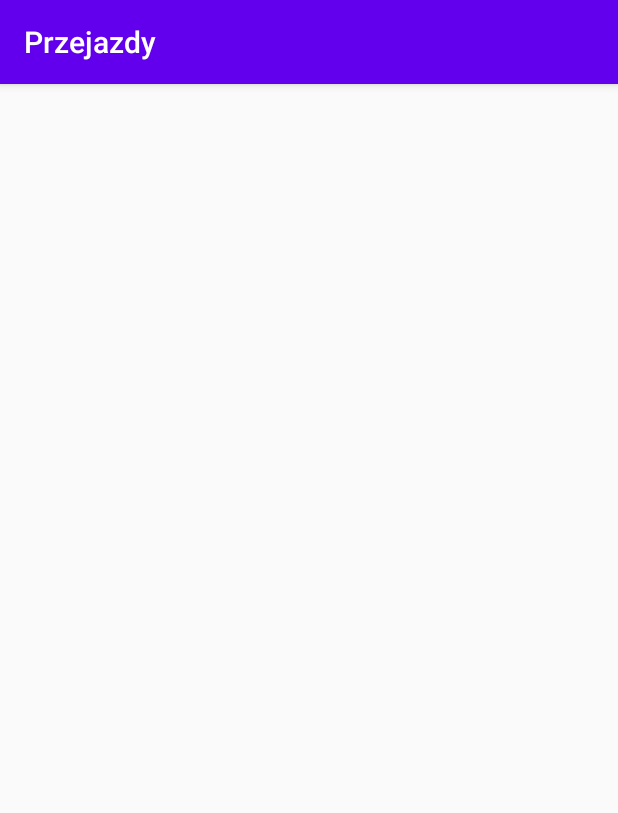
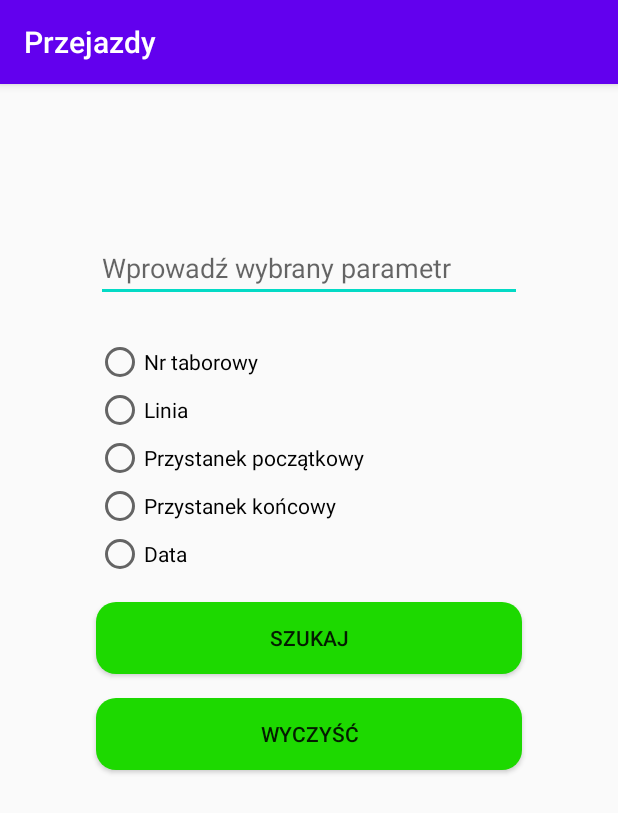
Before and after one commit to Kamilos15ppp/Przejazdy, an Android app: the fragment Search shown on its own in the app's theme, on a phone screen of 412 x 824 dp. Shown: the top 813 px of the screen. Run offline under Robolectric (Android 15) with nearby library versions, the phone set to English and light mode, and no system bars; libraries missing offline, so code that uses them is left out: com.parse, com.shashank.sony.

Commit message:
Added search fragment functionality

```diff
--- a/app/src/main/java/com/example/przejazdy/Search.java
+++ b/app/src/main/java/com/example/przejazdy/Search.java
@@ -1,64 +1,183 @@
 package com.example.przejazdy;
 
+import android.annotation.SuppressLint;
+import android.content.Context;
 import android.os.Bundle;
 import android.view.LayoutInflater;
 import android.view.View;
 import android.view.ViewGroup;
+import android.widget.ArrayAdapter;
+import android.widget.Button;
+import android.widget.EditText;
+import android.widget.ListView;
+import android.widget.RadioButton;
+import android.widget.RadioGroup;
+import android.widget.Toast;
 
 import androidx.fragment.app.Fragment;
 
-/**
- * A simple {@link Fragment} subclass.
- * Use the {@link Search#newInstance} factory method to
- * create an instance of this fragment.
- */
-public class Search extends Fragment {
+import com.parse.FindCallback;
+import com.parse.ParseException;
+import com.parse.ParseObject;
+import com.parse.ParseQuery;
+import com.parse.ParseUser;
+import com.shashank.sony.fancytoastlib.FancyToast;
 
-    // TODO: Rename parameter arguments, choose names that match
-    // the fragment initialization parameters, e.g. ARG_ITEM_NUMBER
-    private static final String ARG_PARAM1 = "param1";
-    private static final String ARG_PARAM2 = "param2";
+import java.util.ArrayList;
+import java.util.List;
 
-    // TODO: Rename and change types of parameters
-    private String mParam1;
-    private String mParam2;
+public class Search extends Fragment implements View.OnClickListener{
+
+    private EditText edtSearchData;
+    private Button btnSearch, btnClear;
+    private RadioButton rbtnButton;
+    private RadioGroup rbtnGroup;
+    private String columnName;
+
+    private ListView listView;
+    private ArrayList<String> arrayList;
+    private ArrayAdapter arrayAdapter;
+    private String userName;
+
 
     public Search() {
-        // Required empty public constructor
-    }
 
-    /**
-     * Use this factory method to create a new instance of
-     * this fragment using the provided parameters.
-     *
-     * @param param1 Parameter 1.
-     * @param param2 Parameter 2.
-     * @return A new instance of fragment Search.
-     */
-    // TODO: Rename and change types and number of parameters
-    public static Search newInstance(String param1, String param2) {
-        Search fragment = new Search();
-        Bundle args = new Bundle();
-        args.putString(ARG_PARAM1, param1);
-        args.putString(ARG_PARAM2, param2);
-        fragment.setArguments(args);
-        return fragment;
-    }
-
-    @Override
-    public void onCreate(Bundle savedInstanceState) {
-        super.onCreate(savedInstanceState);
-        if (getArguments() != null) {
-            mParam1 = getArguments().getString(ARG_PARAM1);
-            mParam2 = getArguments().getString(ARG_PARAM2);
-        }
     }
 
     @Override
     public View onCreateView(LayoutInflater inflater, ViewGroup container,
                              Bundle savedInstanceState) {
-        // Inflate the layout for this fragment
-        return inflater.inflate(R.layout.fragment_search, container, false);
+
+        View view = inflater.inflate(R.layout.fragment_search, container, false);
+
+        listView = view.findViewById(R.id.listView);
+        arrayList = new ArrayList();
+        Context context = getContext();
+        arrayAdapter =new ArrayAdapter(context, android.R.layout.simple_list_item_1, arrayList);
+
+        rbtnGroup = view.findViewById(R.id.radioGroup);
+        btnSearch = view.findViewById(R.id.btnSearch);
+        btnClear = view.findViewById(R.id.btnClear);
+        edtSearchData = view.findViewById(R.id.edtSearchData);
+
+        rbtnGroup.setOnCheckedChangeListener(new RadioGroup.OnCheckedChangeListener() {
+            @SuppressLint("ResourceType")
+            @Override
+            public void onCheckedChanged(RadioGroup group, int checkedId) {
+
+                 rbtnButton = (RadioButton) group.findViewById(checkedId);
+
+//                if (null != rb && checkedId > -1) {
+//                    Toast.makeText(getContext(), rb.getText(), Toast.LENGTH_SHORT).show();
+//                }
+
+            }
+        });
+
+        btnSearch.setOnClickListener(this);
+        btnClear.setOnClickListener(this);
+
+        return view;
     }
 
+    public void onClick(View view) {
+
+        switch (view.getId()) {
+
+            case R.id.btnSearch:
+
+                int index = rbtnGroup.indexOfChild(rbtnButton.findViewById(rbtnGroup.getCheckedRadioButtonId()));
+                //rbtnButton = (RadioButton) rbtnGroup.findViewById(rbtnGroup.getCheckedRadioButtonId());
+                //Toast.makeText(getContext(), String.valueOf(index), Toast.LENGTH_SHORT).show();
+
+                switch (index) {
+
+                    case 0:
+                        columnName = "taborowy";
+                        break;
+                    case 1:
+                        columnName = "linia";
+                        break;
+                    case 2:
+                        columnName = "poczatkowy";
+                        break;
+                    case 3:
+                        columnName = "koncowy";
+                        break;
+                    case 4:
+                        columnName = "data";
+                        break;
+
+                }
+                //Toast.makeText(getContext(), columnName, Toast.LENGTH_SHORT).show();
+                displayingObject();
+
+                break;
+            case R.id.btnClear:
+
+                clearAll();
+                break;
+
+        }
+
+    }
+
+    private void displayingObject() {
+
+        arrayList.clear();
+
+        ParseUser parseUser = ParseUser.getCurrentUser();
+        userName = parseUser.getUsername().toLowerCase();
+        ParseQuery<ParseObject> parseQuery = ParseQuery.getQuery("przejazdy_" + userName);
+        parseQuery.whereEqualTo(columnName, edtSearchData.getText().toString());
+        parseQuery.orderByDescending("createdAt");
+        parseQuery.setLimit(250);
+        parseQuery.findInBackground(new FindCallback<ParseObject>() {
+            @Override
+            public void done(List<ParseObject> objects, ParseException e) {
+                int i = 0;
+                if (e == null) {
+
+                    if (objects.size() > 0) {
+
+                        for (ParseObject object : objects) {
+
+                            arrayList.add(object.getString("taborowy")
+                                    + " | " + object.getString("linia")
+                                    + " | " + object.getString("kierunek")
+                                    + " | " + object.getString("poczatkowy")
+                                    + " | " + object.getString("koncowy")
+                                    + " | " + object.getString("data"));
+
+                            i++;
+                        }
+
+                        arrayList.add("Ilość przejazdów: " + i);
+                        listView.setAdapter(arrayAdapter);
+                        listView.setVisibility(View.VISIBLE);
+
+                    }
+
+                } else {
+
+                    FancyToast.makeText(getContext(),
+                            e.getMessage(),
+                            Toast.LENGTH_LONG, FancyToast.ERROR,
+                            false).show();
+
+                }
+
+            }
+
+        });
+
+    }
+
+    private void clearAll() {
+
+        edtSearchData.setText("");
+        rbtnGroup.clearCheck();
+        arrayList.clear();
+        listView.setAdapter(arrayAdapter);
+    }
 }
--- a/app/src/main/java/com/example/przejazdy/TabAdapter.java
+++ b/app/src/main/java/com/example/przejazdy/TabAdapter.java
@@ -46,7 +46,7 @@ public class TabAdapter extends FragmentPagerAdapter {
         switch (position) {
 
             case 0:
-                return "Dodaj przejazd";
+                return "Przejazdy";
             case 1:
                 return "Wyszukaj";
             case 2:
--- a/app/src/main/res/layout/fragment_search.xml
+++ b/app/src/main/res/layout/fragment_search.xml
@@ -1,8 +1,103 @@
 <?xml version="1.0" encoding="utf-8"?>
-<FrameLayout xmlns:android="http://schemas.android.com/apk/res/android"
+<androidx.constraintlayout.widget.ConstraintLayout xmlns:android="http://schemas.android.com/apk/res/android"
+    xmlns:app="http://schemas.android.com/apk/res-auto"
     xmlns:tools="http://schemas.android.com/tools"
     android:layout_width="match_parent"
     android:layout_height="match_parent"
     tools:context=".Search">
 
-</FrameLayout>
+    <EditText
+        android:id="@+id/edtSearchData"
+        android:layout_width="0dp"
+        android:layout_height="wrap_content"
+        android:layout_marginStart="64dp"
+        android:layout_marginTop="100dp"
+        android:layout_marginEnd="64dp"
+        android:ems="10"
+        android:hint="@string/edt_hint_search_param"
+        android:inputType="textPersonName"
+        app:layout_constraintEnd_toEndOf="parent"
+        app:layout_constraintStart_toStartOf="parent"
+        app:layout_constraintTop_toTopOf="parent" />
+
+    <RadioGroup
+        android:id="@+id/radioGroup"
+        android:layout_width="0dp"
+        android:layout_height="wrap_content"
+        android:layout_marginStart="64dp"
+        android:layout_marginTop="24dp"
+        android:layout_marginEnd="64dp"
+        app:layout_constraintEnd_toEndOf="parent"
+        app:layout_constraintStart_toStartOf="parent"
+        app:layout_constraintTop_toBottomOf="@+id/edtSearchData">
+
+        <RadioButton
+            android:id="@+id/rbtnTabNum"
+            android:layout_width="match_parent"
+            android:layout_height="wrap_content"
+            android:text="@string/radio_button_tab_num" />
+
+        <RadioButton
+            android:id="@+id/rbtnLine"
+            android:layout_width="match_parent"
+            android:layout_height="wrap_content"
+            android:text="@string/radio_button_line" />
+
+        <RadioButton
+            android:id="@+id/rbtnFirst"
+            android:layout_width="match_parent"
+            android:layout_height="wrap_content"
+            android:text="@string/radio_button_first" />
+
+        <RadioButton
+            android:id="@+id/rbtnLast"
+            android:layout_width="match_parent"
+            android:layout_height="wrap_content"
+            android:text="@string/radio_button_last" />
+
+        <RadioButton
+            android:id="@+id/rbtnDate"
+            android:layout_width="match_parent"
+            android:layout_height="wrap_content"
+            android:text="@string/radio_button_date" />
+    </RadioGroup>
+
+    <Button
+        android:id="@+id/btnSearch"
+        android:layout_width="0dp"
+        android:layout_height="wrap_content"
+        android:layout_marginStart="64dp"
+        android:layout_marginTop="16dp"
+        android:layout_marginEnd="64dp"
+        android:background="@drawable/round_shape_btn2"
+        android:text="@string/btn_search"
+        app:layout_constraintEnd_toEndOf="parent"
+        app:layout_constraintStart_toStartOf="parent"
+        app:layout_constraintTop_toBottomOf="@+id/radioGroup" />
+
+    <Button
+        android:id="@+id/btnClear"
+        android:layout_width="0dp"
+        android:layout_height="wrap_content"
+        android:layout_marginStart="64dp"
+        android:layout_marginTop="16dp"
+        android:layout_marginEnd="64dp"
+        android:background="@drawable/round_shape_btn2"
+        android:text="@string/btn_clear"
+        app:layout_constraintEnd_toEndOf="parent"
+        app:layout_constraintHorizontal_bias="0.0"
+        app:layout_constraintStart_toStartOf="parent"
+        app:layout_constraintTop_toBottomOf="@+id/btnSearch" />
+
+    <ListView
+        android:id="@+id/listView"
+        android:layout_width="0dp"
+        android:layout_height="0dp"
+        android:layout_marginTop="8dp"
+        android:visibility="gone"
+        app:layout_constraintBottom_toBottomOf="parent"
+        app:layout_constraintEnd_toEndOf="parent"
+        app:layout_constraintStart_toStartOf="parent"
+        app:layout_constraintTop_toBottomOf="@+id/btnClear" />
+
+</androidx.constraintlayout.widget.ConstraintLayout>
--- a/app/src/main/res/values/strings.xml
+++ b/app/src/main/res/values/strings.xml
@@ -30,6 +30,7 @@
     <string name="edt_hint_bus_tram_relic_maker">Wprowadź Producenta</string>
     <string name="edt_hint_bus_tram_relic_model">Wprowadź Model</string>
     <string name="edt_hint_bus_tram_relic_info">Wprowadź Info (nie jest wymagane)</string>
+    <string name="edt_hint_search_param">Wprowadź wybrany parametr</string>
     <!--    buttons-->
     <string name="btn_login">Zaloguj</string>
     <string name="btn_signup">Utwórz Konto</string>
@@ -43,6 +44,8 @@
     <string name="btn_edit_relic">Edytuj zabytek</string>
     <string name="btn_change_pass">Zmień hasło</string>
     <string name="btn_go_back_transits">Wróć do przejazdów</string>
+    <string name="btn_search">Szukaj</string>
+    <string name="btn_clear">Wyczyść</string>
     <!--    fancyToasts, toasts-->
     <string name="tap_image">Dotknij tutaj aby włączyć tryb jednoręczny</string>
     <string name="fancy_username_pass_required">Wymagane loign i hasło!</string>
@@ -69,5 +72,11 @@
     <string name="fancy_change_pass_required">Wprowadź hasło!</string>
     <string name="fancy_go_back">Nie zmieniono hasła!</string>
     <string name="progressdialog_signingup">Tworzenie użytkownika</string>
+<!--    radio buttons-->
+    <string name="radio_button_tab_num">Nr taborowy</string>
+    <string name="radio_button_line">Linia</string>
+    <string name="radio_button_first">Przystanek początkowy</string>
+    <string name="radio_button_last">Przystanek końcowy</string>
+    <string name="radio_button_date">Data</string>
 
 </resources>
```
